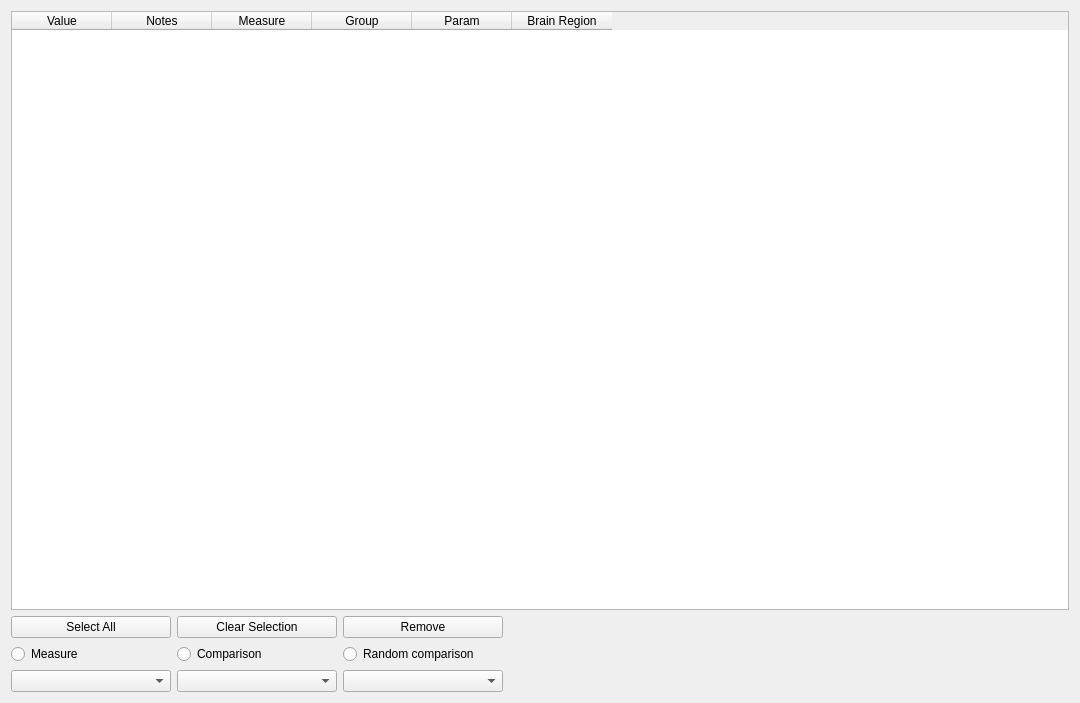
Old version of the form braphy/gui/ui_files/measures_widget.ui in the repository softmatterlab/Braph-2.0-Python.
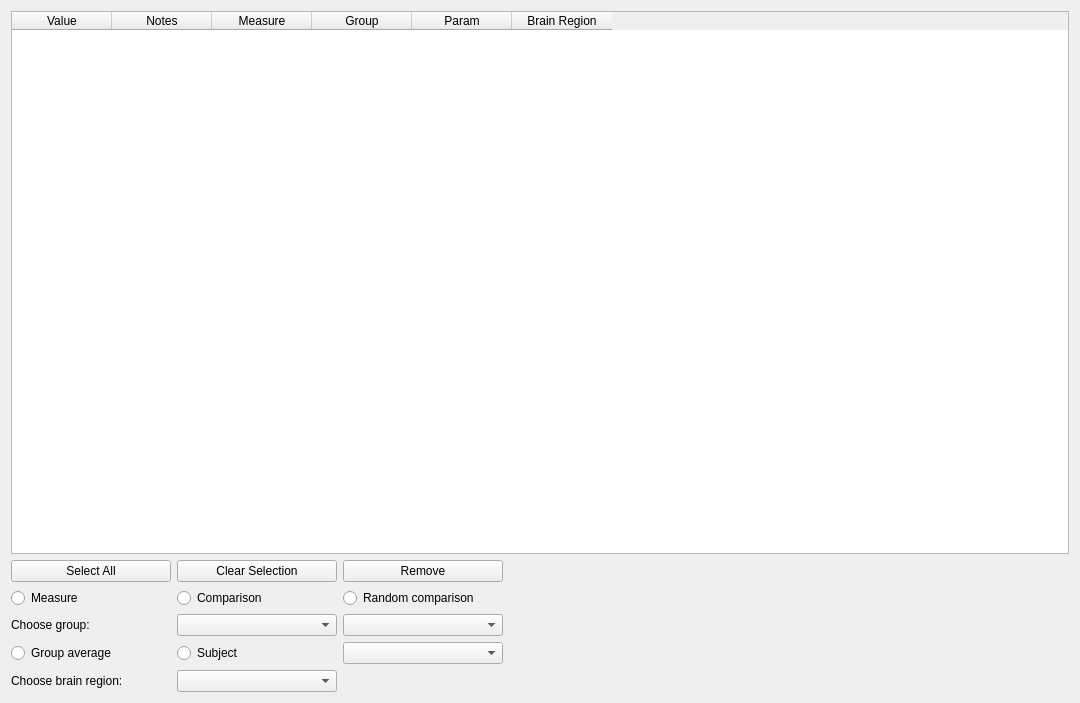
New version of the form.

Commit message: Adaptmeasure widget ui file to fmri

```diff
--- a/braphy/gui/ui_files/measures_widget.ui
+++ b/braphy/gui/ui_files/measures_widget.ui
@@ -146,22 +146,6 @@
          </property>
         </widget>
        </item>
-       <item row="2" column="0">
-        <widget class="QComboBox" name="comboBoxRegion">
-         <property name="sizePolicy">
-          <sizepolicy hsizetype="Fixed" vsizetype="Fixed">
-           <horstretch>0</horstretch>
-           <verstretch>0</verstretch>
-          </sizepolicy>
-         </property>
-         <property name="minimumSize">
-          <size>
-           <width>160</width>
-           <height>0</height>
-          </size>
-         </property>
-        </widget>
-       </item>
        <item row="2" column="1">
         <widget class="QComboBox" name="comboBoxGroup1">
          <property name="sizePolicy">
@@ -194,6 +178,59 @@
          </property>
         </widget>
        </item>
+       <item row="2" column="0">
+        <widget class="QLabel" name="labelGroup">
+         <property name="text">
+          <string>Choose group:</string>
+         </property>
+        </widget>
+       </item>
+       <item row="4" column="1">
+        <widget class="QComboBox" name="comboBoxRegion">
+         <property name="sizePolicy">
+          <sizepolicy hsizetype="Fixed" vsizetype="Fixed">
+           <horstretch>0</horstretch>
+           <verstretch>0</verstretch>
+          </sizepolicy>
+         </property>
+         <property name="minimumSize">
+          <size>
+           <width>160</width>
+           <height>0</height>
+          </size>
+         </property>
+        </widget>
+       </item>
+       <item row="3" column="0">
+        <widget class="QRadioButton" name="btnGroup">
+         <property name="text">
+          <string>Group average</string>
+         </property>
+         <attribute name="buttonGroup">
+          <string notr="true">buttonGroup</string>
+         </attribute>
+        </widget>
+       </item>
+       <item row="3" column="1">
+        <widget class="QRadioButton" name="btnSubject">
+         <property name="text">
+          <string>Subject</string>
+         </property>
+         <attribute name="buttonGroup">
+          <string notr="true">buttonGroup</string>
+         </attribute>
+        </widget>
+       </item>
+       <item row="3" column="2">
+        <widget class="QComboBox" name="comboBoxSubject"/>
+       </item>
+       <item row="4" column="0">
+        <widget class="QLabel" name="labelRegion">
+         <property name="text">
+          <string>Choose brain region:</string>
+         </property>
+        </widget>
+       </item>
       </layout>
      </item>
     </layout>
```
Left out of the diff: 13 changed lines with no effect on the pictures. The commit also changes 1 other file.
